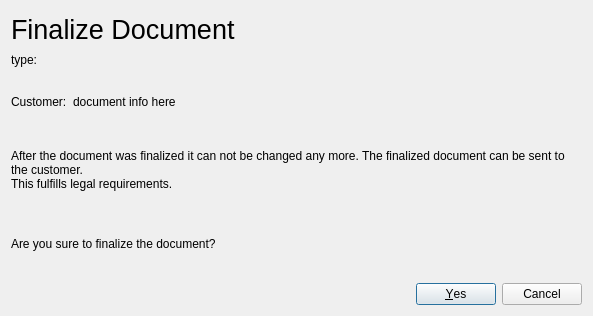
Qt form src/finalizedoc.ui (dragotin/kraft) before a commit.
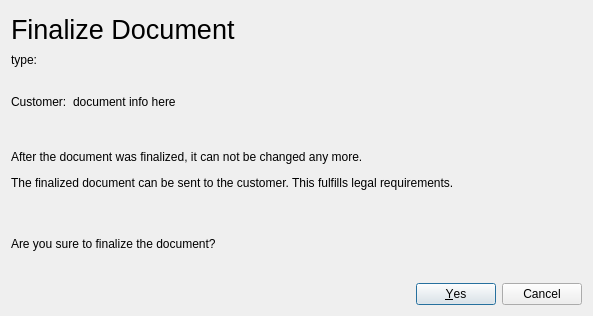
The same form after that commit.

Commit message: Fix wording and layout of finalize dialog

What changed in the file:
```diff
--- a/src/finalizedoc.ui
+++ b/src/finalizedoc.ui
@@ -105,7 +105,7 @@
    <item row="1" column="0">
     <widget class="QLabel" name="label_2">
      <property name="text">
-      <string>&lt;html&gt;&lt;head/&gt;&lt;body&gt;&lt;p&gt;After the document was finalized it can not be changed any more. The finalized document can be sent to the customer. &lt;br/&gt;This fulfills legal requirements.&lt;/p&gt;&lt;/body&gt;&lt;/html&gt;</string>
+      <string>&lt;html&gt;&lt;head/&gt;&lt;body&gt;&lt;p&gt;After the document was finalized, it can not be changed any more. &lt;/p&gt;&lt;p&gt;The finalized document can be sent to the customer.  This fulfills legal requirements.&lt;/p&gt;&lt;/body&gt;&lt;/html&gt;</string>
      </property>
      <property name="textFormat">
       <enum>Qt::TextFormat::RichText</enum>
```
